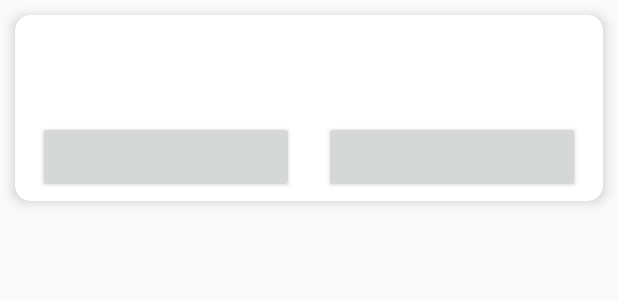
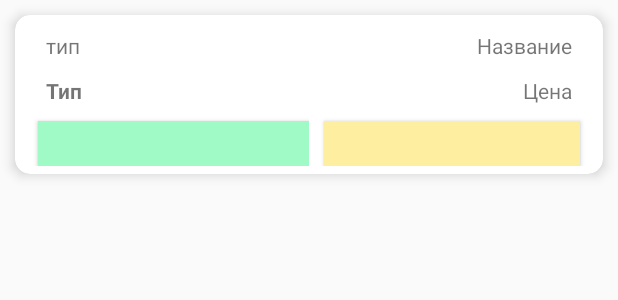
Before and after one commit to utachiwana/hakatoncase, an Android app: the layout item_post_recycler.xml on its own in the app's theme, with its tools: preview values and no code run, on a phone screen of 412 x 824 dp. Shown: the top 300 px of the screen. Run offline under Robolectric (Android 15) with nearby library versions, the phone set to English and light mode, and no system bars.

Commit message:
merge commit design

```diff
--- a/app/src/main/res/layout/item_post_recycler.xml
+++ b/app/src/main/res/layout/item_post_recycler.xml
@@ -1,76 +1,91 @@
 <?xml version="1.0" encoding="utf-8"?>
-<androidx.cardview.widget.CardView android:padding="5dp"
-    app:cardCornerRadius="10dp"
-    app:cardElevation="5dp"
-    android:layout_margin="10dp"
-    xmlns:android="http://schemas.android.com/apk/res/android"
+<androidx.cardview.widget.CardView xmlns:android="http://schemas.android.com/apk/res/android"
+    xmlns:app="http://schemas.android.com/apk/res-auto"
+    xmlns:tools="http://schemas.android.com/tools"
     android:layout_width="match_parent"
     android:layout_height="wrap_content"
-    xmlns:app="http://schemas.android.com/apk/res-auto">
+    android:layout_margin="10dp"
+    android:padding="5dp"
+    app:cardCornerRadius="10dp"
+    app:cardElevation="5dp">
 
     <LinearLayout
-        android:padding="5dp"
         android:layout_width="match_parent"
         android:layout_height="wrap_content"
-        android:orientation="horizontal">
+        android:orientation="horizontal"
+        android:padding="5dp">
 
         <LinearLayout
             android:layout_width="0dp"
+            android:layout_height="wrap_content"
             android:layout_weight="1"
-            android:layout_height="wrap_content"
             android:orientation="vertical">
 
             <LinearLayout
                 android:layout_width="match_parent"
+                android:layout_height="0dp"
+                android:layout_marginStart="10dp"
                 android:layout_weight="5"
-                android:layout_height="0dp"
                 android:orientation="vertical">
 
                 <TextView
+                    android:id="@+id/item_type"
+                    style="@style/CardTextStyle"
                     android:layout_width="match_parent"
                     android:layout_height="wrap_content"
+                    tools:text="тип" />
+
+                <TextView
+                    android:id="@+id/item_subject"
                     style="@style/CardTextStyle"
-                    android:id="@+id/item_type"/>
-                <TextView
                     android:layout_width="match_parent"
                     android:layout_height="wrap_content"
-                    style="@style/CardTextStyle"
-                    android:id="@+id/item_subject"/>
+                    android:layout_marginBottom="5dp"
+                    android:textStyle="bold"
+                    tools:text="Тип" />
 
             </LinearLayout>
 
             <Button
-                android:layout_marginHorizontal="10dp"
+                android:id="@+id/item_left_button"
                 android:layout_width="match_parent"
-                android:layout_height="wrap_content"
-                android:id="@+id/item_left_button"/>
+                android:layout_height="30dp"
+                android:layout_marginStart="10dp"
+                android:background="@color/colorAccept" />
 
         </LinearLayout>
 
         <LinearLayout
             android:layout_width="0dp"
+            android:layout_height="wrap_content"
             android:layout_weight="1"
-            android:layout_height="wrap_content"
             android:orientation="vertical">
 
             <TextView
-                android:gravity="end"
+                android:id="@+id/item_name"
+                style="@style/CardTextStyle"
                 android:layout_width="match_parent"
                 android:layout_height="wrap_content"
+                android:layout_marginHorizontal="10dp"
+                android:gravity="end"
+                tools:text="Название" />
+
+            <TextView
+                android:id="@+id/item_price"
                 style="@style/CardTextStyle"
-                android:id="@+id/item_name"/>
-            <TextView
-                android:gravity="end"
                 android:layout_width="match_parent"
                 android:layout_height="wrap_content"
-                style="@style/CardTextStyle"
-                android:id="@+id/item_price"/>
+                android:layout_marginHorizontal="10dp"
+                android:layout_marginBottom="5dp"
+                android:gravity="end"
+                tools:text="Цена" />
 
             <Button
+                android:id="@+id/item_right_button"
+                android:layout_width="match_parent"
+                android:layout_height="30dp"
                 android:layout_marginHorizontal="10dp"
-                android:layout_width="match_parent"
-                android:layout_height="wrap_content"
-                android:id="@+id/item_right_button"/>
+                android:background="@color/colorInfo" />
 
         </LinearLayout>
 
--- a/app/src/main/res/values/colors.xml
+++ b/app/src/main/res/values/colors.xml
@@ -22,6 +22,7 @@
     <color name="colorDivider">#BDBDBD</color>
     <color name="colorDanger">#FF5252</color>
 
-    <color name="colorAccept">#D9FFAD</color>
+    <color name="colorAccept">#A0FAC6</color>
+    <color name="colorInfo">#FDEEA0</color>
 
 </resources>
--- a/app/src/main/res/values/styles.xml
+++ b/app/src/main/res/values/styles.xml
@@ -30,7 +30,7 @@
     <style name="CardTextStyle">
         <item name="android:maxLines">1</item>
         <item name="android:ellipsize">end</item>
-        <item name="android:textSize">16sp</item>
+        <item name="android:textSize">14sp</item>
         <item name="android:padding">5dp</item>
     </style>
 </resources>
```
Also changed, not shown: app/src/main/res/layout/fragment_login.xml (+12 -3 lines), app/src/main/res/layout/fragment_profile.xml (+19 -5 lines).
